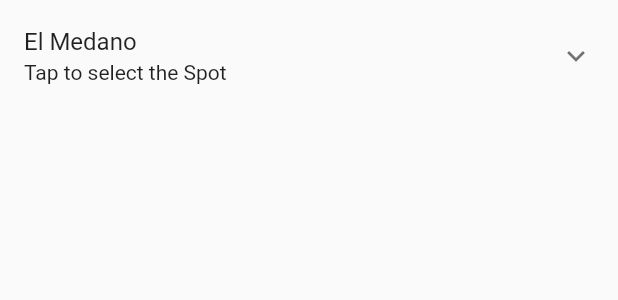
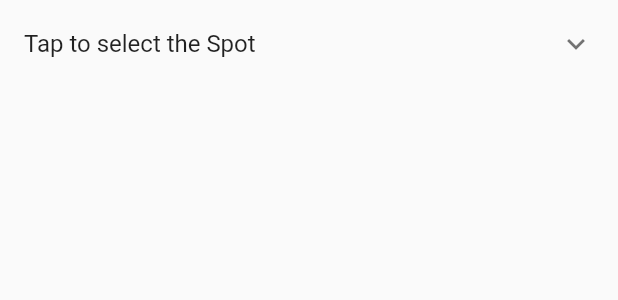
Before and after one commit to RC8182/WheatherApp, a Flutter app: the CustomAccordion widget shown alone on an empty page, opened directly, on a phone screen of 412 x 824 dp. Shown: the top 300 px of the screen. Run offline on Flutter 3.47's test engine with Material 2 defaults, Android fonts, the phone set to English and light mode, and no system bars; our stand-ins replace fl_chart; network calls fail.

Commit message:
spot name removed from accordion

```diff
--- a/appweather/lib/components/custom_accordion/custom_accordion.dart
+++ b/appweather/lib/components/custom_accordion/custom_accordion.dart
@@ -21,8 +21,8 @@ class _CustomAccordionState extends State<CustomAccordion> {
       children: <Widget>[
         ExpansionTile(
           controller: controller,
-          title: Text(_selectedSpot.isEmpty ? widget.spots[0] : _selectedSpot),
-          subtitle: const Text('Tap to select the Spot'),
+          title: const Text('Tap to select the Spot'),
+          //subtitle: const Text('Tap to select the Spot'),
           children: widget.spots.map((spot) {
             return ListTile(
               title: Text(spot),
--- a/appweather/lib/components/main_card.dart
+++ b/appweather/lib/components/main_card.dart
@@ -39,8 +39,8 @@ class MainCard extends StatelessWidget {
         ),
         const H_Divider(),
         SunStatus(
-          sunrise: sunInfo[0]['sunrise'],
-          sunset: sunInfo[0]['sunset'],
+          sunrise: sunInfo[0]?['sunrise'],
+          sunset: sunInfo[0]?['sunset'],
         ),
         const H_Divider(),
         const Temperature(),
```
